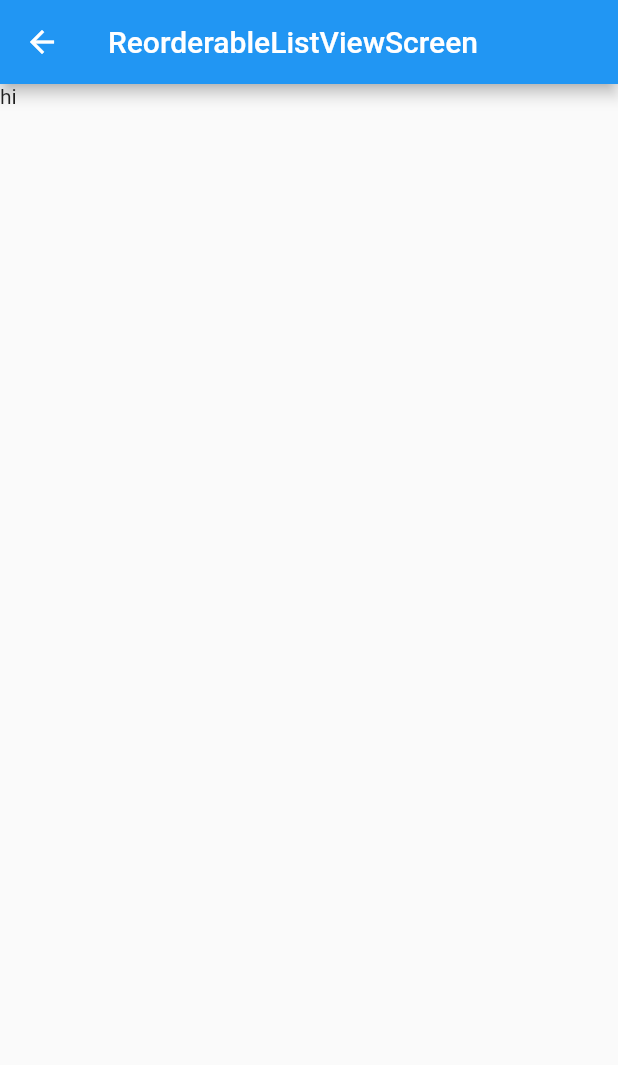
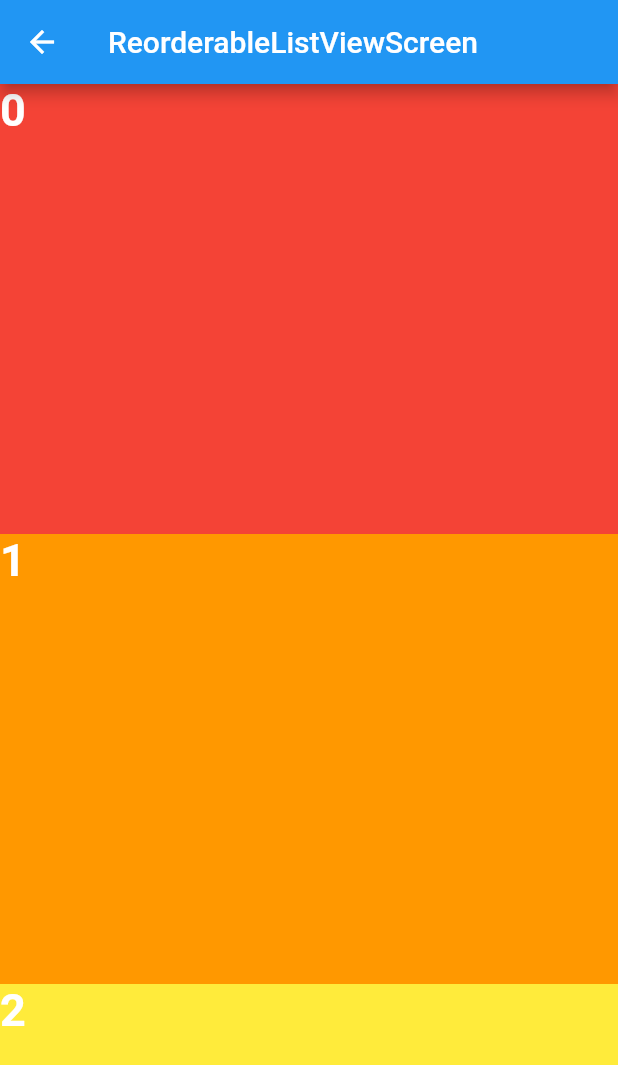
Before and after one commit to treephesians/Flutter, a Flutter app: the screen it shows after launch, after a tap on "ReorderableListViewScreen", on a phone screen of 412 x 824 dp. Shown: the top 1065 px of the screen. Run offline on Flutter 3.47's test engine with Material 2 defaults, Android fonts, the phone set to English and light mode, and no system bars; our stand-ins replace drift, get_it, table_calendar, webview_flutter; accounts and stored records are empty; generated files the repository leaves out were written again.

Commit message:
ReorderableListView

```diff
--- a/scrollable/lib/screen/reorderable_view_screen.dart
+++ b/scrollable/lib/screen/reorderable_view_screen.dart
@@ -1,4 +1,5 @@
 import 'package:flutter/material.dart';
+import 'package:scrollable/const/colors.dart';
 import 'package:scrollable/layout/main_layout.dart';
 
 class ReorderableListViewScreen extends StatefulWidget {
@@ -10,11 +11,100 @@ class ReorderableListViewScreen extends StatefulWidget {
 }
 
 class _ReorderableListViewScreenState extends State<ReorderableListViewScreen> {
+  final List<int> numbers = List.generate(100, (index) => index);
+
   @override
   Widget build(BuildContext context) {
     return MainLayout(
       title: 'ReorderableListViewScreen',
-      body: Text('hi'),
+      body: ReorderableListView.builder(
+        itemBuilder: (context, index) {
+          return renderContainer(
+            color: rainbowColors[numbers[index] % rainbowColors.length],
+            //index: index,
+            index: numbers[index],
+          );
+        },
+        //itemCount: 100,
+        itemCount: numbers.length,
+        onReorder: ((int oldIndex, int newIndex) {
+          setState(() {
+            // [red, orange, yellow]
+            // [0, 1, 2]
+            //
+            // red를 yello 다음으로 옮기고싶다.
+            // red : 0 oldIndex -> 3 newIndex
+            // [orange, yellow, red]
+            // 옮기고 나면 2번이 맞는데, reOrder가 실행되는 기준은 옮기기 전 즉, 3이 맞다.
+            //
+            // [red, orange, yellow]
+            // yellow를 red 전으로 옮기고 싶다.
+            // yellow : 2 oldIndex -> 0 newIndex
+            // [yellow, red, orange]
+            //
+            // 패턴은 2개다 oldIndex 와 newIndex 중 무엇이 크고 작냐에 따라서 달라짐!
+            if (oldIndex < newIndex) {
+              newIndex -= 1;
+            }
+            final item = numbers.removeAt(oldIndex);
+            numbers.insert(newIndex, item);
+          });
+        }),
+      ),
+    );
+  }
+
+  Widget renderDefault() {
+    return ReorderableListView(
+      children: numbers
+          .map(
+            (e) => renderContainer(
+                color: rainbowColors[e % rainbowColors.length], index: e),
+          )
+          .toList(),
+      onReorder: ((int oldIndex, int newIndex) {
+        setState(() {
+          // [red, orange, yellow]
+          // [0, 1, 2]
+          //
+          // red를 yello 다음으로 옮기고싶다.
+          // red : 0 oldIndex -> 3 newIndex
+          // [orange, yellow, red]
+          // 옮기고 나면 2번이 맞는데, reOrder가 실행되는 기준은 옮기기 전 즉, 3이 맞다.
+          //
+          // [red, orange, yellow]
+          // yellow를 red 전으로 옮기고 싶다.
+          // yellow : 2 oldIndex -> 0 newIndex
+          // [yellow, red, orange]
+          //
+          // 패턴은 2개다 oldIndex 와 newIndex 중 무엇이 크고 작냐에 따라서 달라짐!
+          if (oldIndex < newIndex) {
+            newIndex -= 1;
+          }
+          final item = numbers.removeAt(oldIndex);
+          numbers.insert(newIndex, item);
+        });
+      }),
+    );
+  }
+
+  Widget renderContainer(
+      {required Color color, required int index, double? height}) {
+    if (index != null) {
+      print(index);
+    }
+    return Container(
+      key: Key(index.toString()),
+      height: height ?? 300, // null 이면 300 넣어라
+      color: color,
+      child: Text(
+        index.toString(),
+        style: TextStyle(
+          color: Colors.white,
+          fontWeight: FontWeight.w700,
+          fontSize: 30.0,
+        ),
+      ),
     );
   }
 }
```
Also changed, not shown: scrollable/lib/screen/list_view_screen.dart (+8 -6 lines).
